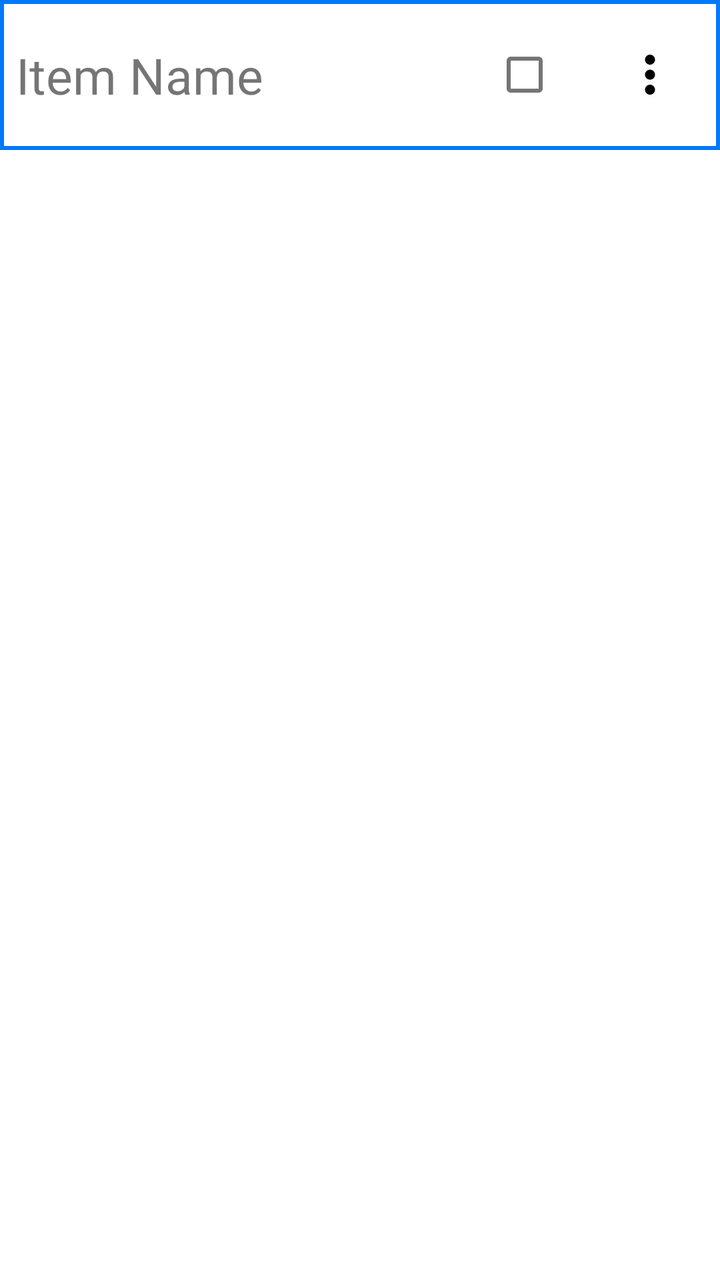
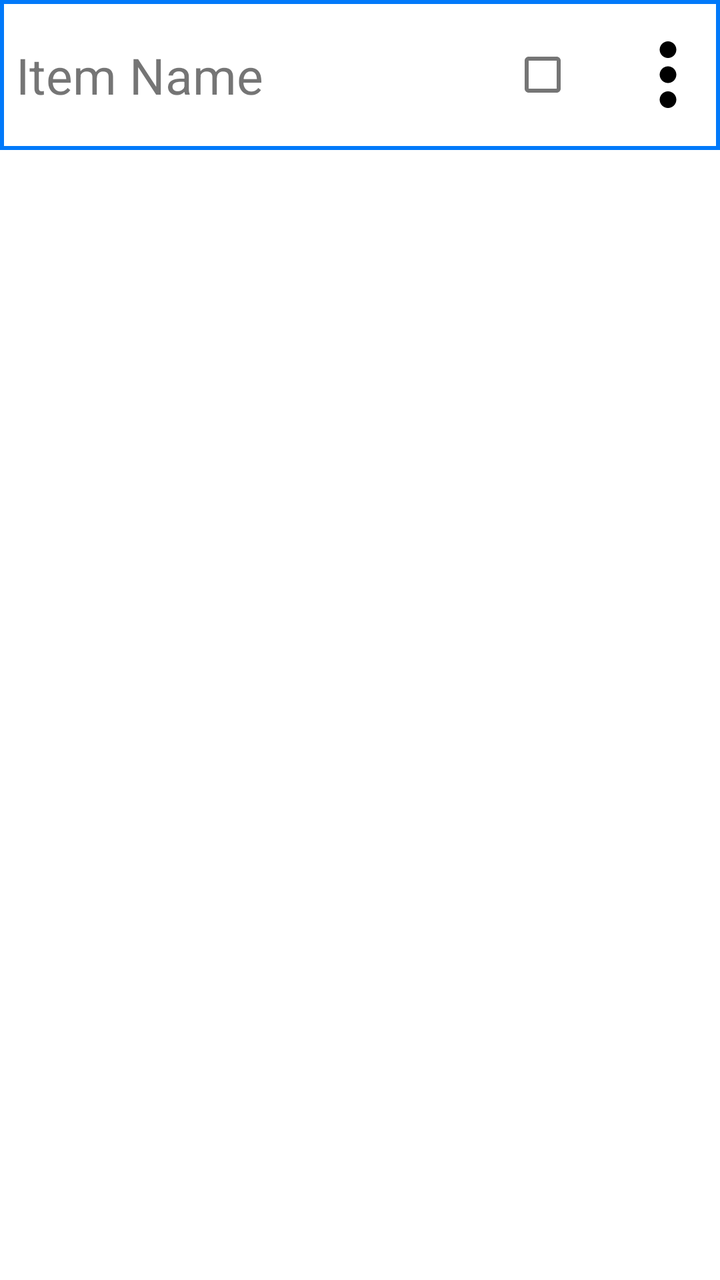

Two renders of the same Android screen: before a commit and after it. Below are the layout's source before the change and the commit's diff.
<!-- AndroidManifest.xml: application theme Theme.SmartCart.Light -->
<!-- res/layout/item_row_listdisplay.xml -->
<?xml version="1.0" encoding="utf-8"?>
<LinearLayout xmlns:android="http://schemas.android.com/apk/res/android"
    android:orientation="vertical"
    android:layout_width="match_parent"
    android:layout_height="wrap_content">

    <FrameLayout
        android:layout_width="match_parent"
        android:layout_height="75dp"
        android:background="@drawable/square">

        <TextView
            android:id="@+id/ItemNameDisplay"
            android:layout_width="200dp"
            android:layout_height="wrap_content"
            android:layout_marginLeft="8dp"
            android:text="Item Name"
            android:textSize="25sp"
            android:layout_gravity="left|center_vertical"/>


        <ImageButton
            android:id="@+id/ItemOptionsButton"
            android:layout_width="30dp"
            android:layout_height="30dp"
            android:layout_gravity="right|center_vertical"
            android:layout_marginRight="20dp"
            android:background="@drawable/option_button"/>

        <CheckBox
            android:id="@+id/ItemCheckBox"
            android:layout_width="75dp"
            android:layout_height="match_parent"
            android:layout_gravity="right|center_vertical"
            android:layout_marginRight="60dp"/>
    </FrameLayout>

</LinearLayout>
<!-- resources referenced by this layout -->
<resources>
  <!-- drawable option_button (drawable) -->
  <vector xmlns:android="http://schemas.android.com/apk/res/android" android:height="24dp" android:tint="#000000" android:viewportHeight="24" android:viewportWidth="24" android:width="24dp">
        
      <path android:fillColor="@android:color/white" android:pathData="M12,8c1.1,0 2,-0.9 2,-2s-0.9,-2 -2,-2 -2,0.9 -2,2 0.9,2 2,2zM12,10c-1.1,0 -2,0.9 -2,2s0.9,2 2,2 2,-0.9 2,-2 -0.9,-2 -2,-2zM12,16c-1.1,0 -2,0.9 -2,2s0.9,2 2,2 2,-0.9 2,-2 -0.9,-2 -2,-2z"/>
      
  </vector>
  <!-- drawable square (drawable) -->
  <?xml version="1.0" encoding="utf-8"?>
  <shape xmlns:android="http://schemas.android.com/apk/res/android" android:shape="rectangle">
      <corners android:radius="0dp"/>
      <stroke
          android:width="2dp"
          android:color="@color/blue"
          />
  </shape>
  <style name="Theme.SmartCart.Light" parent="Theme.MaterialComponents.Light.NoActionBar">
          <item name="android:windowBackground">@android:color/white</item>
      </style>
  <color name="blue">#0079FA</color>
</resources>

<!-- the commit's change to res/layout/item_row_listdisplay.xml (unified diff, before → after) -->
@@ -4,9 +4,10 @@
     android:layout_width="match_parent"
     android:layout_height="wrap_content">
 
-    <FrameLayout
+    <LinearLayout
         android:layout_width="match_parent"
         android:layout_height="75dp"
+        android:orientation="horizontal"
         android:background="@drawable/square">
 
         <TextView
@@ -14,25 +15,28 @@
             android:layout_width="200dp"
             android:layout_height="wrap_content"
             android:layout_marginLeft="8dp"
+            android:layout_weight="1"
             android:text="Item Name"
             android:textSize="25sp"
             android:layout_gravity="left|center_vertical"/>
-
-
-        <ImageButton
-            android:id="@+id/ItemOptionsButton"
-            android:layout_width="30dp"
-            android:layout_height="30dp"
-            android:layout_gravity="right|center_vertical"
-            android:layout_marginRight="20dp"
-            android:background="@drawable/option_button"/>
 
         <CheckBox
             android:id="@+id/ItemCheckBox"
             android:layout_width="75dp"
             android:layout_height="match_parent"
-            android:layout_gravity="right|center_vertical"
-            android:layout_marginRight="60dp"/>
-    </FrameLayout>
+            android:layout_weight="0"
+            />
+
+        <ImageButton
+            android:id="@+id/ItemOptionsButton"
+            android:layout_width="50dp"
+            android:layout_height="50dp"
+            android:layout_weight="0"
+            android:layout_gravity="center_vertical"
+            android:layout_marginRight="1dp"
+            android:background="@drawable/option_button"/>
+
+
+    </LinearLayout>
 
 </LinearLayout>
